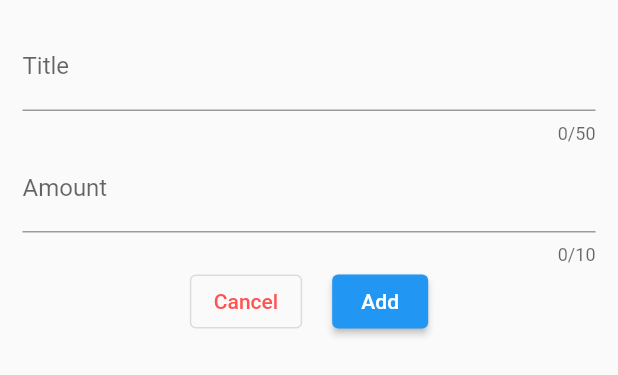
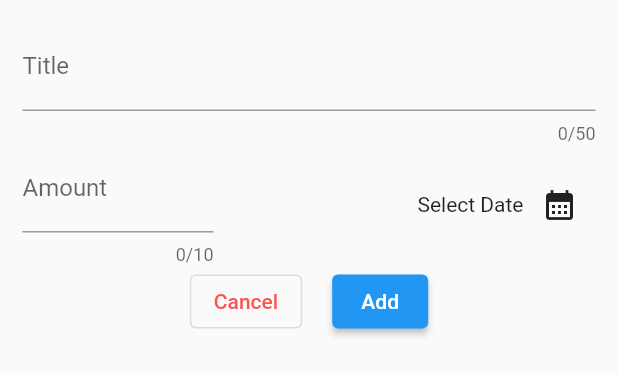
Before and after one commit to devxasd/expense_app, a Flutter app: the AddExpense widget shown alone on an empty page, opened directly, on a phone screen of 412 x 824 dp. Shown: the top 375 px of the screen. Run offline on Flutter 3.47's test engine with Material 2 defaults, Android fonts, the phone set to English and light mode, and no system bars.

Commit message:
018 Showing a Date Picker

```diff
--- a/lib/widgets/add_expense.dart
+++ b/lib/widgets/add_expense.dart
@@ -11,6 +11,20 @@ class AddExpense extends StatefulWidget {
 class _AddExpenseState extends State<AddExpense> {
   final titleInput = TextEditingController();
   final amountInput = TextEditingController();
+
+  void presetDatePicker() {
+    final now = DateTime.now();
+    //setting firstDate one year back,
+    final firstDate = DateTime(now.year - 1, now.month, now.day);
+
+    //Showing built-in date picker widget
+    showDatePicker(
+      context: context,
+      initialDate: now,
+      firstDate: firstDate,
+      lastDate: now,
+    );
+  }
 
   //always dispose the controller inputs
   //as it don't automatically destroy and remain through out the app life cycle
@@ -35,7 +49,10 @@ class _AddExpenseState extends State<AddExpense> {
               label: Text('Title'),
             ),
           ),
-          TextField(
+          Row(
+            children: [
+              Expanded(
+                child: TextField(
                   controller: amountInput,
                   maxLength: 10,
                   keyboardType: TextInputType.number,
@@ -43,6 +60,26 @@ class _AddExpenseState extends State<AddExpense> {
                     prefixText: '\$ ',
                     label: Text('Amount'),
                   ),
+                ),
+              ),
+              const Spacer(),
+              Expanded(
+                child: Row(
+                  mainAxisAlignment: MainAxisAlignment.end,
+                  crossAxisAlignment: CrossAxisAlignment.center,
+                  children: [
+                    const Text('Select Date'),
+                    IconButton(
+                      // alignment: Alignment.topRight,
+                      onPressed: () {
+                        presetDatePicker();
+                      },
+                      icon: const Icon(Icons.calendar_month),
+                    ),
+                  ],
+                ),
+              ),
+            ],
           ),
           Row(
             mainAxisAlignment: MainAxisAlignment.center,
```
Lines whose indentation alone changed are shown as unchanged.
